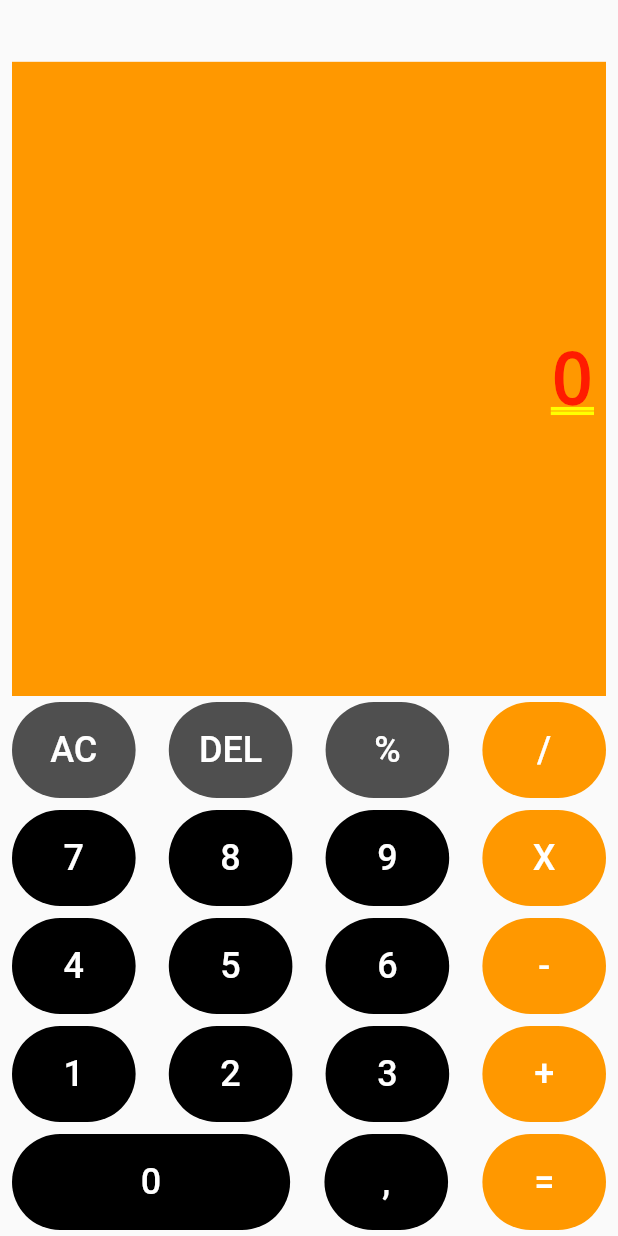
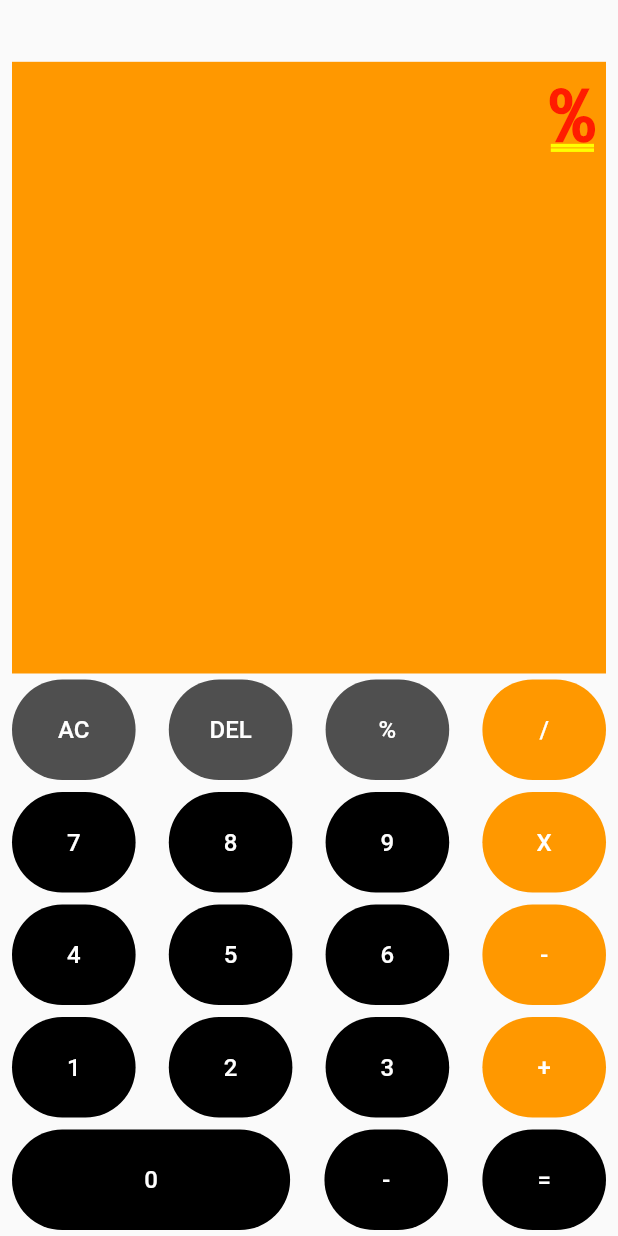
Before and after one commit to yagrariksa/flutter_learn, a Flutter app: the screen it shows after launch, after a tap on an icon or button, on a phone screen of 412 x 824 dp. Run offline on Flutter 3.47's test engine with Material 2 defaults, Android fonts, the phone set to English and light mode, and no system bars; our stand-ins replace get, math_expressions.

Commit message:
functionallity calculator
[add] Getx
[add] math_expression

```diff
--- /dev/null
+++ b/lib/bindings.dart
@@ -0,0 +1,9 @@
+import 'package:flutter_learn/calculatorController.dart';
+import 'package:get/instance_manager.dart';
+
+class MyBindings implements Bindings {
+  @override
+  void dependencies() {
+    Get.lazyPut(() => CalculatorController());
+  }
+}
--- a/lib/calculator.dart
+++ b/lib/calculator.dart
@@ -1,134 +1,135 @@
 import 'package:flutter/cupertino.dart';
 import 'package:flutter/material.dart';
 import 'package:flutter/rendering.dart';
+import 'package:flutter_learn/calculatorController.dart';
+import 'package:get/get_state_manager/get_state_manager.dart';
+import 'package:get/instance_manager.dart';
 
-class CalculatorPage extends StatefulWidget {
-  const CalculatorPage({Key? key}) : super(key: key);
+class CalculatorPage extends StatelessWidget {
+  CalculatorPage({Key? key}) : super(key: key);
 
-  @override
-  State<CalculatorPage> createState() => _CalculatorPageState();
-}
+  final List<String> buttons = [
+    "AC",
+    "DEL",
+    "%",
+    "/",
+    "7",
+    "8",
+    "9",
+    "X",
+    "4",
+    "5",
+    "6",
+    "-",
+    "1",
+    "2",
+    "3",
+    "+",
+    "0",
+    "-",
+    "=",
+  ];
 
-class _CalculatorPageState extends State<CalculatorPage> {
-  var _display = 0;
-
-  testFun() {
-    print("HEY");
+  BoxDecoration getDecor(int row, int col) {
+    if (row == 5) {
+      if (col == 3) {
+        return orangeButton;
+      } else {
+        return blackButton;
+      }
+    } else if (col % 4 == 0) {
+      return orangeButton;
+    } else if (row == 1) {
+      return greyButton;
+    } else {
+      return blackButton;
+    }
   }
 
   @override
   Widget build(BuildContext context) {
     var size = MediaQuery.of(context).size;
+    var controller = Get.find<CalculatorController>();
 
-    const firstRow = [
-      ButtonCalculator(
-        index: "AC",
-        decoration: greyButton,
-      ),
-      ButtonCalculator(
-        index: "DEL",
-        decoration: greyButton,
-      ),
-      ButtonCalculator(
-        index: "%",
-        decoration: greyButton,
-      ),
-      ButtonCalculator(
-        index: "/",
-        decoration: orangeButton,
-      ),
-    ];
+    btnTap(String index) {
+      switch (index) {
+        case "AC":
+          controller.clearInputAndOutput();
+          break;
+        case "DEL":
+          controller.deleteBtnAction();
+          break;
+        case "=":
+          controller.doMath();
+          break;
+        default:
+          controller.onBtnTap(index);
+      }
+    }
 
-    const secondRow = [
-      ButtonCalculator(
-        index: "7",
-        decoration: blackButton,
-      ),
-      ButtonCalculator(
-        index: "8",
-        decoration: blackButton,
-      ),
-      ButtonCalculator(
-        index: "9",
-        decoration: blackButton,
-      ),
-      ButtonCalculator(
-        index: "X",
-        decoration: orangeButton,
-      ),
-    ];
-
-    const thirdRow = [
-      ButtonCalculator(
-        index: "4",
-        decoration: blackButton,
-      ),
-      ButtonCalculator(
-        index: "5",
-        decoration: blackButton,
-      ),
-      ButtonCalculator(
-        index: "6",
-        decoration: blackButton,
-      ),
-      ButtonCalculator(
-        index: "-",
-        decoration: orangeButton,
-      ),
-    ];
-
-    const fourthRow = [
-      ButtonCalculator(
-        index: "1",
-        decoration: blackButton,
-      ),
-      ButtonCalculator(
-        index: "2",
-        decoration: blackButton,
-      ),
-      ButtonCalculator(
-        index: "3",
-        decoration: blackButton,
-      ),
-      ButtonCalculator(
-        index: "+",
-        decoration: orangeButton,
-      ),
-    ];
-
-    const lastRow = [
-      ButtonLongCalculator(
-        index: "0",
-        decoration: blackButton,
-      ),
-      ButtonCalculator(
-        index: ",",
-        decoration: blackButton,
-      ),
-      ButtonCalculator(
-        index: "=",
-        decoration: orangeButton,
-      ),
-    ];
+    List<Widget> getRow(int j) {
+      List<Widget> array = [];
+      if (j == 5) {
+        for (var i = (j * 4) - 4; i < (j * 4) - 1; i++) {
+          var item = buttons[i];
+          if (i == (j * 4) - 4) {
+            array.add(btnLongCalculator(
+              item,
+              getDecor(j, i + 1),
+              size,
+              () {
+                btnTap(item);
+              },
+            ));
+          } else {
+            array.add(btnCalculator(
+              item,
+              getDecor(j, i + 1),
+              size,
+              () {
+                btnTap(item);
+              },
+            ));
+          }
+        }
+      } else {
+        for (var i = (j * 4) - 4; i < j * 4; i++) {
+          var item = buttons[i];
+          array.add(btnCalculator(
+            item,
+            getDecor(j, i + 1),
+            size,
+            () {
+              btnTap(item);
+            },
+          ));
+        }
+      }
+      return array;
+    }
 
     return CupertinoPageScaffold(
         child: SafeArea(
       child: Padding(
-        padding: const EdgeInsets.symmetric(horizontal: 8.0),
+        padding: const EdgeInsets.symmetric(
+          horizontal: 8.0,
+        ),
         child: Column(
           mainAxisAlignment: MainAxisAlignment.end,
           children: [
             SizedBox(
               height: size.height * 0.05,
             ),
-            ResultSection(result: "$_display"),
+            GetBuilder<CalculatorController>(builder: (context) {
+              return resultSection(controller, size);
+            }),
             Column(
-              children: const [
-                RowCalculator(innerRow: firstRow),
-                RowCalculator(innerRow: secondRow),
-                RowCalculator(innerRow: thirdRow),
-                RowCalculator(innerRow: fourthRow),
-                RowCalculator(innerRow: lastRow),
+              children: [
+                rowCalculator(getRow(1)),
+                rowCalculator(getRow(2)),
+                rowCalculator(getRow(3)),
+                rowCalculator(getRow(4)),
+                rowCalculator(getRow(5)),
               ],
             ),
           ],
@@ -136,19 +137,8 @@ class _CalculatorPageState extends State<CalculatorPage> {
       ),
     ));
   }
-}
 
-class ResultSection extends StatelessWidget {
-  final String result;
-  const ResultSection({
-    Key? key,
-    required this.result,
-  }) : super(key: key);
-
-  @override
-  Widget build(BuildContext context) {
-    var size = MediaQuery.of(context).size;
-
+  Expanded resultSection(CalculatorController controller, Size size) {
     return Expanded(
       child: Container(
         color: Colors.orange,
@@ -156,21 +146,20 @@ class ResultSection extends StatelessWidget {
         child: Align(
           alignment: Alignment.centerRight,
           child: Padding(
-            padding: const EdgeInsets.all(8.0),
-            child: Text("${result}"),
+            padding: EdgeInsets.all(8.0),
+            child: Column(
+              children: [
+                Text(controller.userInput),
+                Text(controller.userOutput),
+              ],
+            ),
           ),
         ),
       ),
     );
   }
-}
 
-class RowCalculator extends StatelessWidget {
-  final innerRow;
-  const RowCalculator({Key? key, required this.innerRow}) : super(key: key);
-
-  @override
-  Widget build(BuildContext context) {
+  Container rowCalculator(innerRow) {
     return Container(
       child: Padding(
         padding: const EdgeInsets.symmetric(vertical: 4.0),
@@ -181,65 +170,55 @@ class RowCalculator extends StatelessWidget {
       ),
     );
   }
-}
 
-class ButtonCalculator extends StatelessWidget {
-  final String index;
-  final decoration;
-  const ButtonCalculator({
-    Key? key,
-    required this.index,
-    required this.decoration,
-  }) : super(key: key);
-
-  @override
-  Widget build(BuildContext context) {
-    var size = MediaQuery.of(context).size;
-
+  Container btnCalculator(
+    String index,
+    BoxDecoration decoration,
+    Size size,
+    VoidCallback callback,
+  ) {
     return Container(
       width: size.width * 0.2,
       decoration: decoration,
-      child: Padding(
-        padding: const EdgeInsets.all(8.0),
+      child: TextButton(
+        onPressed: callback,
         child: Align(
           alignment: Alignment.center,
-          child: TextButton(
-              onPressed: () {},
-              child: Text(
-                index,
-                style: TextStyle(color: Colors.white, fontSize: 24),
-              )),
+          child: Padding(
+            padding: const EdgeInsets.symmetric(
+              horizontal: 8.0,
+              vertical: 16.0,
+            ),
+            child: Text(
+              index,
+              style: btnTextStyle,
+            ),
+          ),
         ),
       ),
     );
   }
-}
 
-class ButtonLongCalculator extends StatelessWidget {
-  final String index;
-  final decoration;
-  const ButtonLongCalculator({
-    Key? key,
-    required this.index,
-    required this.decoration,
-  }) : super(key: key);
-
-  @override
-  Widget build(BuildContext context) {
-    var size = MediaQuery.of(context).size;
+  Container btnLongCalculator(
+    String index,
+    BoxDecoration decoration,
+    Size size,
+    VoidCallback callback,
+  ) {
     return Container(
       width: size.width * 0.45,
       decoration: decoration,
-      child: Padding(
-        padding: const EdgeInsets.all(8.0),
+      child: TextButton(
+        onPressed: () {},
         child: Align(
           alignment: Alignment.center,
-          child: TextButton(
-              onPressed: () {},
-              child: Text(
-                index,
-                style: TextStyle(color: Colors.white, fontSize: 24),
-              )),
+          child: Padding(
+            padding: const EdgeInsets.all(16.0),
+            child: Text(
+              index,
+              style: btnTextStyle,
+            ),
+          ),
         ),
       ),
     );
@@ -266,3 +245,8 @@ const orangeButton = BoxDecoration(
     Radius.circular(100),
   ),
 );
+
+const btnTextStyle = TextStyle(
+  color: Colors.white,
+  fontSize: 16,
+);
--- /dev/null
+++ b/lib/calculatorController.dart
@@ -0,0 +1,46 @@
+import 'package:get/get_state_manager/get_state_manager.dart';
+import 'package:math_expressions/math_expressions.dart';
+
+class CalculatorController extends GetxController {
+  var userInput = "";
+  var userOutput = "";
+
+  doMath() {
+    String userInputFix = userInput;
+
+    userInputFix = userInputFix.replaceAll("X", "*");
+
+    Parser p = Parser();
+    try {
+      Expression exp = p.parse(userInputFix);
+      ContextModel ctx = ContextModel();
+      double eval = exp.evaluate(EvaluationType.REAL, ctx);
+
+      userOutput = eval.toString();
+    } catch (e) {
+      print("EXPRESSION : ${userInputFix}");
+      print(e);
+    }
+
+    update();
+  }
+
+  clearInputAndOutput() {
+    userInput = "";
+    userOutput = "";
+    update();
+  }
+
+  deleteBtnAction() {
+    // userInput.substring(0, userInput.length - 1);
+    if (userInput.length > 0) {
+      userInput = userInput.substring(0, userInput.length - 1);
+    }
+    update();
+  }
+
+  onBtnTap(String index) {
+    userInput += index;
+    update();
+  }
+}
--- a/lib/main.dart
+++ b/lib/main.dart
@@ -1,5 +1,7 @@
 import 'package:flutter/material.dart';
+import 'package:flutter_learn/bindings.dart';
 import 'package:flutter_learn/calculator.dart';
+import 'package:get/route_manager.dart';
 
 void main() {
   runApp(const MyApp());
@@ -10,8 +12,9 @@ class MyApp extends StatelessWidget {
 
   @override
   Widget build(BuildContext context) {
-    return MaterialApp(
+    return GetMaterialApp(
       title: 'Flutter Demo',
+      initialBinding: MyBindings(),
       theme: ThemeData(
         primarySwatch: Colors.blue,
       ),
--- a/pubspec.yaml
+++ b/pubspec.yaml
@@ -29,6 +29,8 @@ environment:
 dependencies:
   flutter:
     sdk: flutter
+  get:
+  math_expressions: ^2.3.1
 
 
   # The following adds the Cupertino Icons font to your application.
```
Also changed, not shown: pubspec.lock.
